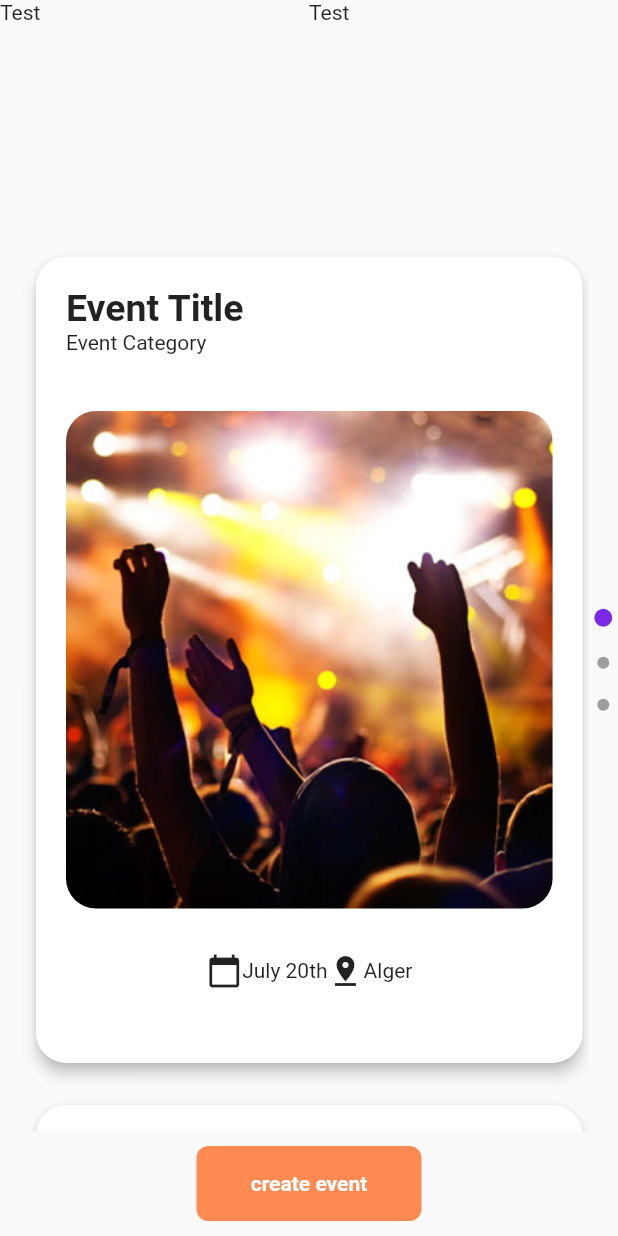
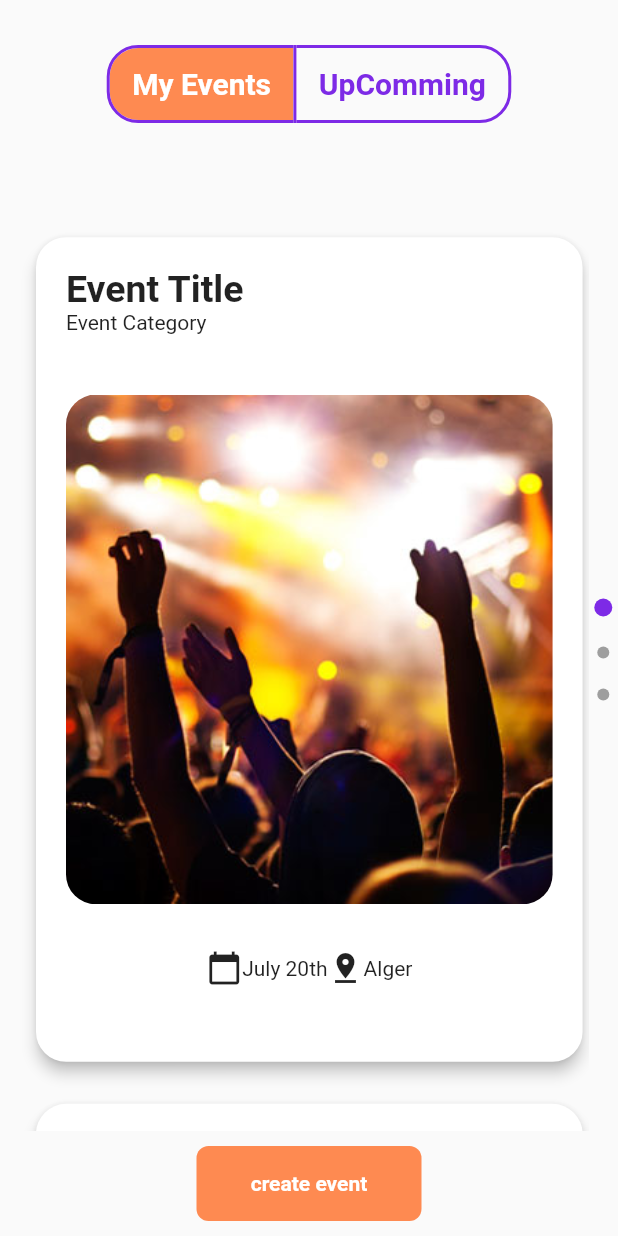
Before and after one commit to ZakariaKermouche/Jiwar, a Flutter app: the EventPage widget shown alone on an empty page, opened directly, on a phone screen of 412 x 824 dp. Run offline on Flutter 3.47's test engine with Material 2 defaults, Android fonts, the phone set to English and light mode, and no system bars; our stand-ins replace cloud_firestore, firebase_auth, firebase_core, firebase_storage, geolocator, google_maps_flutter and 2 more; accounts and stored records are empty.

Commit message:
version fianal frontend

```diff
--- a/lib/main.dart
+++ b/lib/main.dart
@@ -1,7 +1,10 @@
+import 'package:dir_khir/screens/createEvent.dart';
 import 'package:dir_khir/screens/discussion.dart';
 import 'package:dir_khir/screens/navigation.dart';
 import 'package:dir_khir/screens/login.dart';
+import 'package:dir_khir/screens/notification.dart';
 import 'package:dir_khir/screens/onboard.dart';
+import 'package:dir_khir/screens/profile.dart';
 import 'package:dir_khir/screens/registeration.dart';
 import 'package:dir_khir/screens/map.dart';
 import 'package:dir_khir/screens/rooms.dart';
@@ -27,6 +30,9 @@ class MyApp extends StatelessWidget {
         NavigationPage.id: (context) => NavigationPage(),
         RoomsPage.id: (context) => RoomsPage(),
         DiscussionPage.id: (context) => DiscussionPage(),
+        AddEvent.id: (context) => AddEvent(),
+        Profile.id: (context) => Profile(),
+        NotificationPage.id: (context) => NotificationPage(),
       },
     );
   }
--- a/lib/screens/event_page.dart
+++ b/lib/screens/event_page.dart
@@ -3,6 +3,10 @@ import 'package:dir_khir/utils/component.dart';
 import 'package:flutter/cupertino.dart';
 import 'package:flutter/material.dart';
 
+/*
+        Color(0xff7D2AE6),
+        Color(0xffFE8A51),
+*/
 class EventPage extends StatefulWidget {
   @override
   _EventPageState createState() => _EventPageState();
@@ -13,6 +17,8 @@ List<Widget> _cards = [
   EventCard(),
   EventCard(),
 ];
+
+List<bool> isSelected = [true, false];
 
 class _EventPageState extends State<EventPage> {
   final PageController _cardController =
@@ -45,20 +51,36 @@ class _EventPageState extends State<EventPage> {
     return Column(
       crossAxisAlignment: CrossAxisAlignment.stretch,
       children: <Widget>[
-        Expanded(
-          flex: 1,
-          child: Column(
-            children: <Widget>[
-              Row(
-                children: <Widget>[
-                  Expanded(
-                      child: Text(
-                    "Test",
-                  )),
-                  Expanded(child: Text("Test")),
-                ],
-              ),
-            ],
+        //SizedBox(height: 20),
+        Padding(
+          padding: EdgeInsets.all(30),
+          child: Center(
+            child: ToggleButtons(
+              borderRadius: BorderRadius.circular(20),
+              borderWidth: 2,
+              color: Color(0xff7D2AE6),
+              borderColor: Color(0xff7D2AE6),
+              fillColor: Color(0xffFE8A51),
+              selectedColor: Colors.white,
+              selectedBorderColor: Color(0xff7D2AE6),
+              children: <Widget>[
+                Text(
+                  "   My Events   ",
+                  style: TextStyle(fontSize: 20, fontWeight: FontWeight.bold),
+                ),
+                Text(
+                  "   UpComming   ",
+                  style: TextStyle(fontSize: 20, fontWeight: FontWeight.bold),
+                ),
+              ],
+              isSelected: isSelected,
+              onPressed: (int index) {
+                setState(() {
+                  isSelected[0] = !isSelected[0];
+                  isSelected[1] = !isSelected[1];
+                });
+              },
+            ),
           ),
         ),
         Expanded(
```
Also changed, not shown: lib/screens/createEvent.dart (+71 -65 lines), lib/screens/navigation.dart (+5 -4 lines), lib/screens/notification.dart (added, +87 -0 lines), lib/screens/profile.dart (+96 -2 lines), images/profil.jpg (added).
